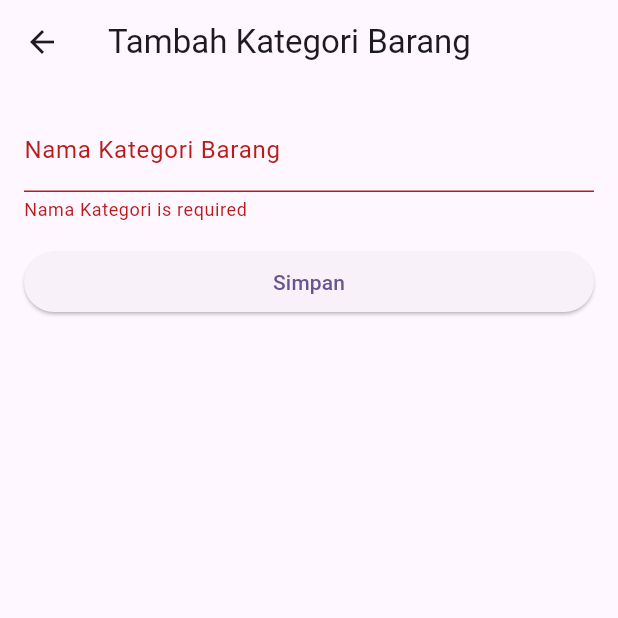
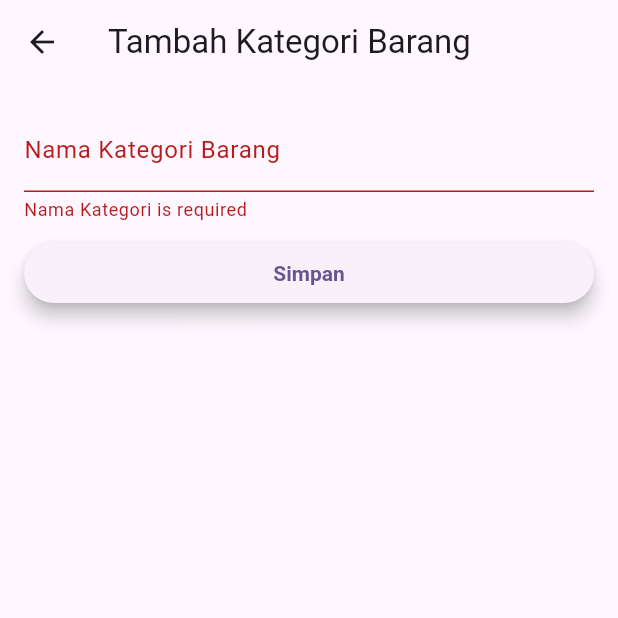
Before and after one commit to prgtyfzh/exerciseapi_063, a Flutter app: the AddKategoriBarang screen opened directly, after a tap on "Simpan", on a phone screen of 412 x 824 dp, the top half of it. Run offline on Flutter 3.47's test engine with Material 2 defaults, Android fonts, the phone set to English and light mode, and no system bars; network calls fail.

Commit message:
mengubah tampilan add kategori barang

```diff
--- a/lib/view/add_kategori_barang.dart
+++ b/lib/view/add_kategori_barang.dart
@@ -47,7 +47,7 @@ class _AddKategoriBarangState extends State<AddKategoriBarang> {
                 return null;
               },
             ),
-            const SizedBox(height: 16.0),
+            const SizedBox(height: 10.0),
             ElevatedButton(
               onPressed: () {
                 if (formkey.currentState!.validate()) {
@@ -58,11 +58,16 @@ class _AddKategoriBarangState extends State<AddKategoriBarang> {
                       MaterialPageRoute(
                           builder: (context) => const KategoriBarang()));
 
-                  var snackBar =
-                      const SnackBar(content: Text('Data Berhasil Disimpan'));
+                  var snackBar = const SnackBar(
+                      content: Text('Kategori Berhasil Ditambahkan'));
                   ScaffoldMessenger.of(context).showSnackBar(snackBar);
                 }
               },
+              style: ElevatedButton.styleFrom(
+                minimumSize: const Size(5, 40),
+                elevation: 5,
+                textStyle: const TextStyle(fontWeight: FontWeight.bold),
+              ),
               child: const Text('Simpan'),
             ),
           ],
```
